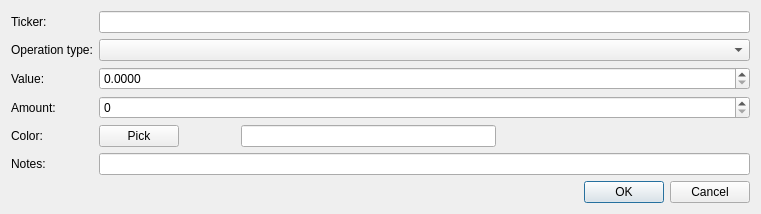
The window that src/stockmonitor/ui/widget/markerdialog.ui (anetczuk/stock-monitor) describes before a commit, drawn with Qt 5.
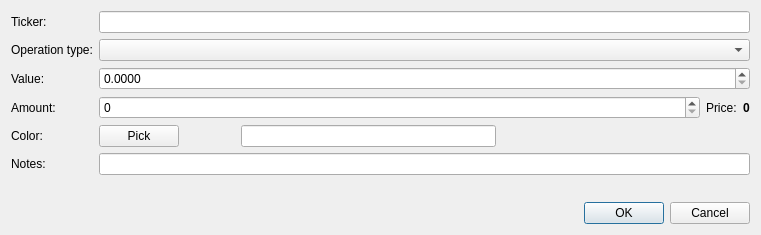
The same window after the commit.

Commit message: Calc marker's cost

```diff
--- a/src/stockmonitor/ui/widget/markerdialog.ui
+++ b/src/stockmonitor/ui/widget/markerdialog.ui
@@ -7,7 +7,7 @@
     <x>0</x>
     <y>0</y>
     <width>761</width>
-    <height>204</height>
+    <height>235</height>
    </rect>
   </property>
   <property name="windowTitle">
@@ -60,13 +60,6 @@
        </property>
       </widget>
      </item>
-     <item row="3" column="1">
-      <widget class="QSpinBox" name="amountSP">
-       <property name="maximum">
-        <number>999999999</number>
-       </property>
-      </widget>
-     </item>
      <item row="4" column="0">
       <widget class="QLabel" name="label_5">
        <property name="text">
@@ -121,6 +114,37 @@
      <item row="5" column="1">
       <widget class="QLineEdit" name="notesLE"/>
      </item>
+     <item row="3" column="1">
+      <layout class="QHBoxLayout" name="horizontalLayout_2" stretch="1,0,0">
+       <item>
+        <widget class="QSpinBox" name="amountSP">
+         <property name="maximum">
+          <number>999999999</number>
+         </property>
+        </widget>
+       </item>
+       <item>
+        <widget class="QLabel" name="label_7">
+         <property name="text">
+          <string>Price:</string>
+         </property>
+        </widget>
+       </item>
+       <item>
+        <widget class="QLabel" name="priceLabel">
+         <property name="font">
+          <font>
+           <weight>75</weight>
+           <bold>true</bold>
+          </font>
+         </property>
+         <property name="text">
+          <string>0</string>
+         </property>
+        </widget>
+       </item>
+      </layout>
+     </item>
     </layout>
    </item>
    <item>
```
Left out of the diff: 1 changed line with no effect on the pictures. The commit also changes 1 other file.
